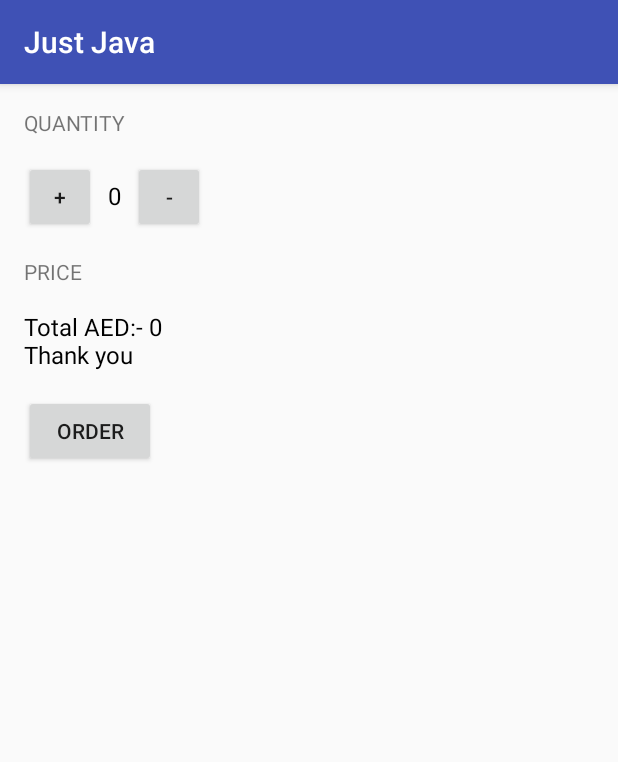
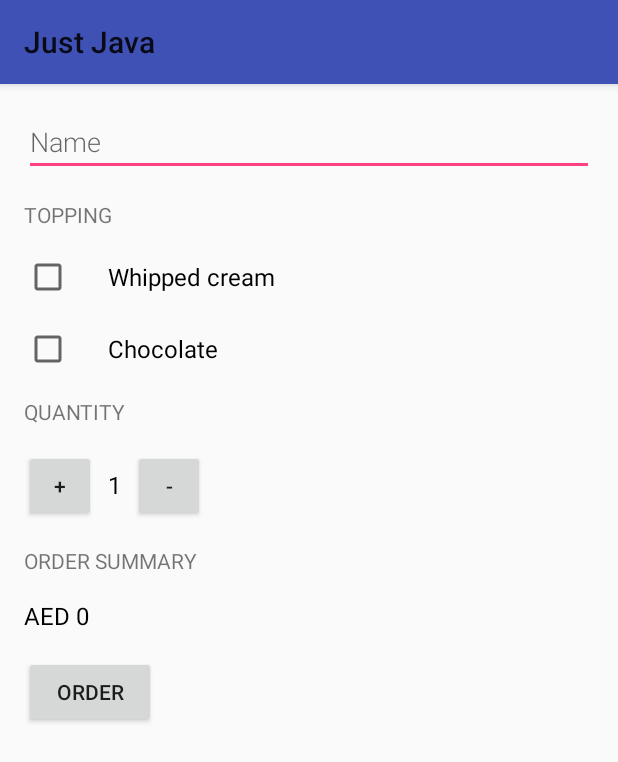
Before and after one commit to sudoalgorithm/Android-Work, an Android app: the screen it shows after launch (MainActivity), after a tap on "ORDER", on a phone screen of 412 x 824 dp. Shown: the top 762 px of the screen. Run offline under Robolectric (Android 15) with nearby library versions, the phone set to English and light mode, and no system bars.

Commit message:
final commit

```diff
--- a/app/src/main/java/com/example/android/justjava/MainActivity.java
+++ b/app/src/main/java/com/example/android/justjava/MainActivity.java
@@ -1,13 +1,20 @@
 package com.example.android.justjava;
 
+import android.content.Intent;
+import android.net.Uri;
 import android.os.Bundle;
 import android.support.v7.app.AppCompatActivity;
 import android.view.View;
+import android.widget.CheckBox;
+import android.widget.EditText;
 import android.widget.TextView;
+import android.widget.Toast;
 
 public class MainActivity extends AppCompatActivity {
 
-    int quantity = 0;
+    int quantity = 1;
+
+
 
     @Override
     protected void onCreate(Bundle savedInstanceState) {
@@ -17,19 +24,48 @@ public class MainActivity extends AppCompatActivity {
     }
 
     public void submitOrder(View view){
-        int price = quantity * 5;
-        String message = "Total AED:- " +price + "\nThank you";
-        displayMessage(message);
+        CheckBox cb = (CheckBox) findViewById(R.id.whipped_cream_topping);
+        CheckBox cb1 = (CheckBox) findViewById(R.id.chocolate_topping);
+        EditText et1 = (EditText) findViewById(R.id.edit_field_name);
+        boolean value = cb.isChecked();
+        boolean value1 = cb1.isChecked();
+        String name = String.valueOf(et1.getText());
+        String orderSummery = createOrderSummary(name,value, value1);
+        int price = calculatePrice(quantity, 5,value, value1);
+        String message = orderSummery+ "\nTotal AED :- " +price + "\nThank you";
+        //displayMessage(message);
+        Intent intent = new Intent(Intent.ACTION_SENDTO);
+        intent.setData(Uri.parse("mailto:"));
+        intent.putExtra(Intent.EXTRA_EMAIL, "kunal@smartspot.co.in");
+        intent.putExtra(Intent.EXTRA_SUBJECT, "Just Java order for "+name);
+        intent.putExtra(Intent.EXTRA_TEXT, message);
+        if (intent.resolveActivity(getPackageManager()) !=null ){
+            startActivity(intent);
+        }
+
+
     }
 
+
+
     public void increment(View v){
+        if (quantity == 100){
+            Toast.makeText(this, "You cannot order more than 100 coffees", Toast.LENGTH_SHORT).show();
+            return;
+
+        }
         quantity =  quantity + 1;
-        display(quantity);
+        display(String.valueOf(quantity));
     }
 
     public void decrement(View v){
+        if (quantity == 1){
+            Toast.makeText(this, "You cannot less then 1 coffee", Toast.LENGTH_SHORT).show();
+            return;
+
+        }
         quantity = quantity - 1;
-        display(quantity);
+        display(String.valueOf(quantity));
     }
 
     /*private void displayPrice(int i) {
@@ -37,14 +73,32 @@ public class MainActivity extends AppCompatActivity {
         tv1.setText(NumberFormat.getCurrencyInstance().format(i));
     }*/
 
-    private void display(int i) {
+    private void display(String number) {
         TextView tv = (TextView) findViewById(R.id.quantity_text_view);
-        tv.setText("" + i);
+        tv.setText(number);
     }
 
-    private void displayMessage(String s){
-        TextView tv2 = (TextView) findViewById(R.id.price_text_view);
+    private int calculatePrice(int n, int price, boolean value, boolean value1){
+        if (value == true && value1 == false) {
+            return (price + 1) * n;
+        }else if (value == false && value1 == true){
+            return (price + 2) * n;
+        }else if (value == true && value1 == true){
+            return (price + 2 + 1) * n;
+        }else {
+            return price * n;
+        }
+    }
+
+    /*private void displayMessage(String s){
+        TextView tv2 = (TextView) findViewById(R.id.order_summary_text_view);
         tv2.setText(s);
+    }*/
+
+    private String createOrderSummary(String name, boolean value, boolean value1){
+        String topping = "Add whipped cream ? ";
+        String tooping1 = "Add chocolate ? ";
+        return "Name: "+ name+"\n" + topping + value +"\n"+ tooping1+ value1+ "\nQuantity: " + quantity;
     }
 
 
--- a/app/src/main/res/layout/activity_main.xml
+++ b/app/src/main/res/layout/activity_main.xml
@@ -1,6 +1,12 @@
 <?xml version="1.0" encoding="utf-8"?>
-<LinearLayout xmlns:android="http://schemas.android.com/apk/res/android"
+<ScrollView xmlns:android="http://schemas.android.com/apk/res/android"
     xmlns:tools="http://schemas.android.com/tools"
+    android:layout_width="match_parent"
+    android:layout_height="match_parent"
+    tools:context="com.example.android.justjava.MainActivity"
+    >
+
+    <LinearLayout
         android:layout_width="match_parent"
         android:layout_height="match_parent"
         android:orientation="vertical"
@@ -8,7 +14,43 @@
         android:paddingLeft="@dimen/activity_horizontal_margin"
         android:paddingRight="@dimen/activity_horizontal_margin"
         android:paddingTop="@dimen/activity_vertical_margin"
-    tools:context="com.example.android.justjava.MainActivity">
+        >
+
+        <EditText
+            android:id="@+id/edit_field_name"
+            android:layout_width="match_parent"
+            android:layout_height="wrap_content"
+            android:hint="Name"
+            android:fontFamily="sans-serif-light"
+            android:layout_marginBottom="16dp"
+            android:inputType="text"
+            />
+
+        <TextView
+            android:layout_width="wrap_content"
+            android:layout_height="wrap_content"
+            android:layout_marginBottom="16dp"
+            android:text="Topping"
+            android:textAllCaps="true" />
+
+        <CheckBox
+            android:id="@+id/whipped_cream_topping"
+            android:layout_width="wrap_content"
+            android:layout_height="wrap_content"
+            android:layout_marginBottom="16dp"
+            android:paddingLeft="24dp"
+            android:text="@string/Whipped_cream"
+            android:textSize="16sp" />
+
+        <CheckBox
+            android:id="@+id/chocolate_topping"
+            android:layout_width="wrap_content"
+            android:layout_height="wrap_content"
+            android:layout_marginBottom="16dp"
+            android:paddingLeft="24dp"
+            android:text="@string/chocolate"
+            android:textSize="16sp"
+            />
 
         <TextView
             android:layout_width="wrap_content"
@@ -35,7 +77,7 @@
                 android:layout_width="wrap_content"
                 android:layout_height="wrap_content"
                 android:gravity="center"
-            android:text="0"
+                android:text="1"
                 android:textColor="@android:color/black"
                 android:textSize="16sp" />
 
@@ -51,11 +93,11 @@
         <TextView
             android:layout_width="wrap_content"
             android:layout_height="wrap_content"
-        android:text="price"
+            android:text="Order Summary"
             android:textAllCaps="true" />
 
         <TextView
-        android:id="@+id/price_text_view"
+            android:id="@+id/order_summary_text_view"
             android:layout_width="wrap_content"
             android:layout_height="wrap_content"
             android:layout_marginTop="16dp"
@@ -69,4 +111,6 @@
             android:layout_marginTop="16dp"
             android:onClick="submitOrder"
             android:text="order" />
+
     </LinearLayout>
+</ScrollView>
--- a/app/src/main/res/values/strings.xml
+++ b/app/src/main/res/values/strings.xml
@@ -1,3 +1,5 @@
 <resources>
     <string name="app_name">Just Java</string>
+    <string name="Whipped_cream">Whipped cream</string>
+    <string name="chocolate">Chocolate</string>
 </resources>
--- a/app/src/main/res/values/styles.xml
+++ b/app/src/main/res/values/styles.xml
@@ -1,7 +1,7 @@
 <resources>
 
     <!-- Base application theme. -->
-    <style name="AppTheme" parent="Theme.AppCompat.Light.DarkActionBar">
+    <style name="AppTheme" parent="Theme.AppCompat.Light">
         <!-- Customize your theme here. -->
         <item name="colorPrimary">@color/colorPrimary</item>
         <item name="colorPrimaryDark">@color/colorPrimaryDark</item>
```
Lines whose indentation alone changed are shown as unchanged.
